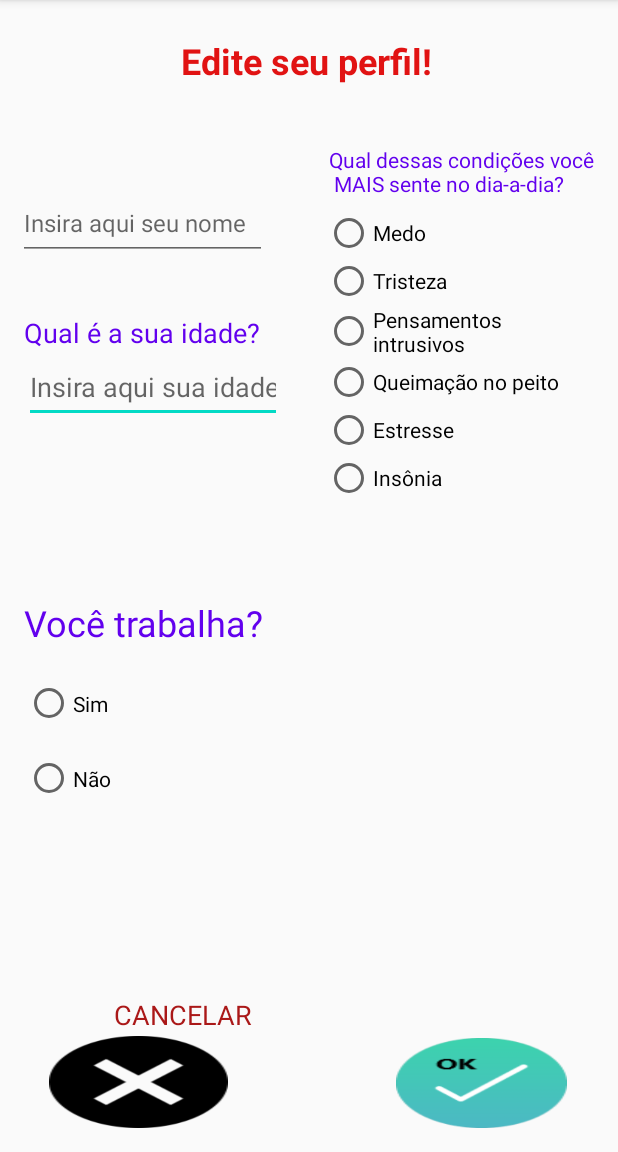
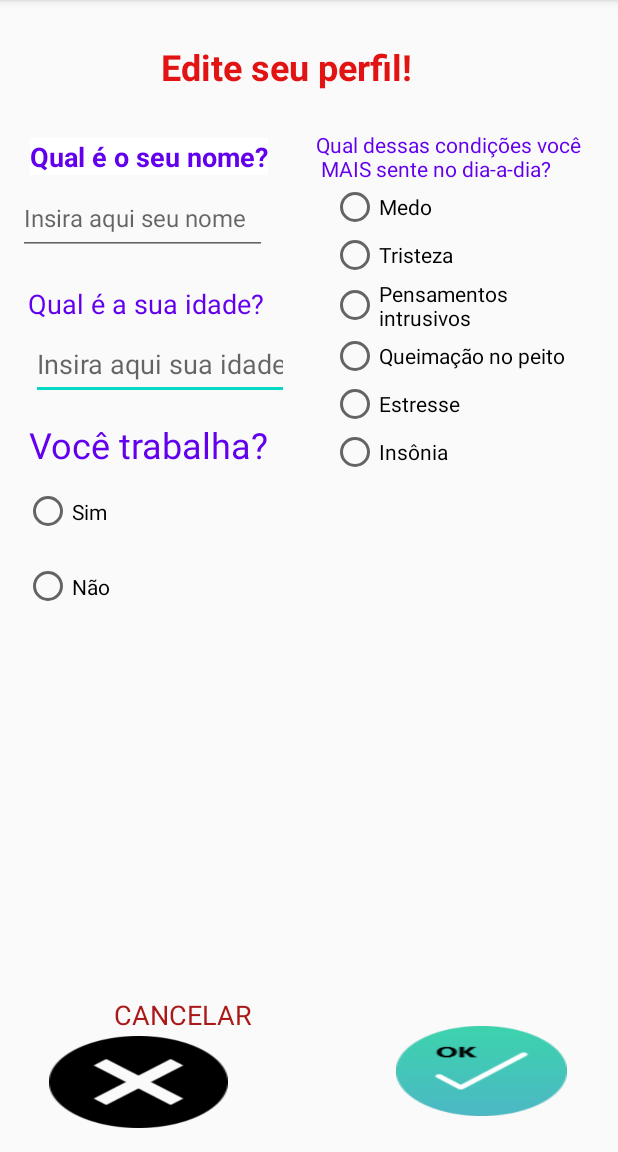
Before and after one commit to arturtres3/Apoio-Psicologico-IHC, an Android app: the EditProfile screen opened directly, with no data from a screen before it, on a phone screen of 412 x 824 dp, the part 84-1236 px from its top. Run offline under Robolectric (Android 15) with nearby library versions, the phone set to English and light mode, and no system bars.

Commit message:
mudanças de layout para ajustes de posição

```diff
--- a/Quicktest/app/src/main/java/com/example/quicktest/EditProfile.java
+++ b/Quicktest/app/src/main/java/com/example/quicktest/EditProfile.java
@@ -55,12 +55,12 @@ public class EditProfile extends AppCompatActivity {
 
 
     public void howManyHoursWork(View view){
-        final float HOWMANYHOURS_TEXTSIZE = 20;
+        final float HOWMANYHOURS_TEXTSIZE = 18;
 
         if(!howManyHoursOpen) {
             final LinearLayout linearLayout = (LinearLayout) findViewById(R.id.linear_layout);
             TextView howManyHoursText = new TextView(EditProfile.this);
-            howManyHoursText.setText("Tudo bem, mas quantas horas por dia de trabalho?");
+            howManyHoursText.setText("Quantas horas por dia de trabalho?");
             howManyHoursText.setTextSize(HOWMANYHOURS_TEXTSIZE);
             howManyHoursText.setTextColor(getResources().getColor(R.color.colorPrimary));
 
--- a/Quicktest/app/src/main/res/layout/activity_edit_profile.xml
+++ b/Quicktest/app/src/main/res/layout/activity_edit_profile.xml
@@ -11,13 +11,19 @@
         android:id="@+id/ageText"
         android:layout_width="172dp"
         android:layout_height="48dp"
-        android:layout_marginStart="16dp"
-        android:layout_marginLeft="16dp"
+        android:layout_marginStart="30dp"
+        android:layout_marginLeft="30dp"
+        android:layout_marginTop="2dp"
+        android:layout_marginEnd="10dp"
+        android:layout_marginRight="10dp"
+        android:layout_marginBottom="13dp"
         android:clickable="false"
         android:ems="10"
         android:hint="Insira aqui sua idade"
         android:inputType="numberPassword"
         android:textSize="18sp"
+        app:layout_constraintBottom_toTopOf="@+id/textView32"
+        app:layout_constraintEnd_toStartOf="@+id/conditionRadioGroup"
         app:layout_constraintStart_toStartOf="parent"
         app:layout_constraintTop_toBottomOf="@+id/textView31" />
 
@@ -27,7 +33,7 @@
         android:layout_height="43dp"
         android:layout_marginStart="107dp"
         android:layout_marginLeft="107dp"
-        android:layout_marginTop="24dp"
+        android:layout_marginTop="28dp"
         android:layout_marginEnd="107dp"
         android:layout_marginRight="107dp"
         android:text="Edite seu perfil!"
@@ -35,7 +41,7 @@
         android:textSize="24sp"
         android:textStyle="bold"
         app:layout_constraintEnd_toEndOf="parent"
-        app:layout_constraintHorizontal_bias="0.481"
+        app:layout_constraintHorizontal_bias="0.0"
         app:layout_constraintStart_toStartOf="parent"
         app:layout_constraintTop_toTopOf="parent" />
 
@@ -43,14 +49,15 @@
         android:id="@+id/textView32"
         android:layout_width="wrap_content"
         android:layout_height="wrap_content"
-        android:layout_marginStart="16dp"
-        android:layout_marginLeft="16dp"
-        android:layout_marginTop="140dp"
-        android:layout_marginBottom="7dp"
+        android:layout_marginStart="20dp"
+        android:layout_marginLeft="20dp"
+        android:layout_marginTop="13dp"
+        android:layout_marginEnd="42dp"
+        android:layout_marginRight="42dp"
         android:text="Você trabalha?"
         android:textColor="@color/colorPrimary"
         android:textSize="24sp"
-        app:layout_constraintBottom_toTopOf="@+id/radioGroup"
+        app:layout_constraintEnd_toStartOf="@+id/conditionRadioGroup"
         app:layout_constraintStart_toStartOf="parent"
         app:layout_constraintTop_toBottomOf="@+id/ageText" />
 
@@ -60,12 +67,7 @@
         android:layout_height="106dp"
         android:layout_marginStart="16dp"
         android:layout_marginLeft="16dp"
-        android:layout_marginTop="7dp"
-        android:layout_marginEnd="86dp"
-        android:layout_marginRight="86dp"
-        android:layout_marginBottom="136dp"
-        app:layout_constraintBottom_toTopOf="@+id/textView35"
-        app:layout_constraintEnd_toStartOf="@+id/linear_layout"
+        android:layout_marginTop="5dp"
         app:layout_constraintStart_toStartOf="parent"
         app:layout_constraintTop_toBottomOf="@+id/textView32">
 
@@ -90,31 +92,35 @@
 
     <LinearLayout
         android:id="@+id/linear_layout"
-        android:layout_width="166dp"
-        android:layout_height="222dp"
-        android:layout_marginStart="39dp"
-        android:layout_marginLeft="39dp"
-        android:layout_marginTop="20dp"
+        android:layout_width="167dp"
+        android:layout_height="190dp"
+        android:layout_marginStart="86dp"
+        android:layout_marginLeft="86dp"
+        android:layout_marginTop="75dp"
         android:layout_marginEnd="32dp"
         android:layout_marginRight="32dp"
-        android:layout_marginBottom="15dp"
+        android:layout_marginBottom="2dp"
         android:orientation="vertical"
         app:layout_constraintBottom_toTopOf="@+id/button6"
         app:layout_constraintEnd_toEndOf="parent"
-        app:layout_constraintStart_toEndOf="@+id/textView32"
+        app:layout_constraintStart_toEndOf="@+id/radioGroup"
         app:layout_constraintTop_toBottomOf="@+id/conditionRadioGroup"></LinearLayout>
 
     <TextView
         android:id="@+id/textView31"
         android:layout_width="wrap_content"
         android:layout_height="wrap_content"
-        android:layout_marginStart="16dp"
-        android:layout_marginLeft="16dp"
-        android:layout_marginTop="36dp"
+        android:layout_marginStart="20dp"
+        android:layout_marginLeft="20dp"
+        android:layout_marginTop="10dp"
+        android:layout_marginEnd="46dp"
+        android:layout_marginRight="46dp"
+        android:layout_marginBottom="2dp"
         android:text="Qual é a sua idade?"
         android:textColor="@color/colorPrimary"
         android:textSize="18sp"
         app:layout_constraintBottom_toTopOf="@+id/ageText"
+        app:layout_constraintEnd_toStartOf="@+id/conditionRadioGroup"
         app:layout_constraintStart_toStartOf="parent"
         app:layout_constraintTop_toBottomOf="@+id/nameText" />
 
@@ -126,7 +132,7 @@
         android:layout_marginLeft="56dp"
         android:layout_marginEnd="82dp"
         android:layout_marginRight="82dp"
-        android:layout_marginBottom="16dp"
+        android:layout_marginBottom="24dp"
         android:background="@drawable/success2"
         android:onClick="checkProfileInformation"
         app:layout_constraintBottom_toBottomOf="parent"
@@ -153,22 +159,21 @@
         android:id="@+id/textView33"
         android:layout_width="wrap_content"
         android:layout_height="wrap_content"
-        android:layout_marginStart="8dp"
-        android:layout_marginLeft="8dp"
-        android:layout_marginTop="32dp"
-        android:layout_marginEnd="38dp"
-        android:layout_marginRight="38dp"
-        android:layout_marginBottom="3dp"
+        android:layout_marginStart="30dp"
+        android:layout_marginLeft="30dp"
+        android:layout_marginTop="92dp"
+        android:layout_marginEnd="41dp"
+        android:layout_marginRight="41dp"
+        android:layout_marginBottom="2dp"
         android:background="#FFFFFF"
         android:text="Qual é o seu nome?"
         android:textColor="@color/colorPrimary"
         android:textSize="18sp"
         android:textStyle="bold"
         app:layout_constraintBottom_toTopOf="@+id/nameText"
-        app:layout_constraintEnd_toStartOf="@+id/textView32"
-        app:layout_constraintHorizontal_bias="0.0"
+        app:layout_constraintEnd_toStartOf="@+id/textView34"
         app:layout_constraintStart_toStartOf="parent"
-        app:layout_constraintTop_toBottomOf="@+id/textView30" />
+        app:layout_constraintTop_toTopOf="parent" />
 
     <EditText
         android:id="@+id/nameText"
@@ -176,22 +181,29 @@
         android:layout_height="49dp"
         android:layout_marginStart="12dp"
         android:layout_marginLeft="12dp"
-        android:layout_marginTop="3dp"
+        android:layout_marginTop="2dp"
+        android:layout_marginEnd="42dp"
+        android:layout_marginRight="42dp"
+        android:layout_marginBottom="10dp"
         android:ems="10"
         android:hint="Insira aqui seu nome"
         android:inputType="textPersonName"
         android:textSize="16sp"
+        app:layout_constraintBottom_toTopOf="@+id/textView31"
+        app:layout_constraintEnd_toStartOf="@+id/conditionRadioGroup"
         app:layout_constraintStart_toStartOf="parent"
         app:layout_constraintTop_toBottomOf="@+id/textView33" />
 
     <RadioGroup
         android:id="@+id/conditionRadioGroup"
-        android:layout_width="163dp"
-        android:layout_height="245dp"
-        android:layout_marginTop="7dp"
+        android:layout_width="169dp"
+        android:layout_height="203dp"
+        android:layout_marginStart="18dp"
+        android:layout_marginLeft="18dp"
         android:layout_marginEnd="32dp"
         android:layout_marginRight="32dp"
         app:layout_constraintEnd_toEndOf="parent"
+        app:layout_constraintStart_toEndOf="@+id/ageText"
         app:layout_constraintTop_toBottomOf="@+id/textView34">
 
         <RadioButton
@@ -235,14 +247,17 @@
         android:id="@+id/textView34"
         android:layout_width="wrap_content"
         android:layout_height="wrap_content"
-        android:layout_marginTop="29dp"
-        android:layout_marginEnd="16dp"
-        android:layout_marginRight="16dp"
-        android:layout_marginBottom="7dp"
+        android:layout_marginStart="37dp"
+        android:layout_marginLeft="37dp"
+        android:layout_marginTop="15dp"
+        android:layout_marginEnd="30dp"
+        android:layout_marginRight="30dp"
+        android:layout_marginBottom="8dp"
         android:text="Qual dessas condições você\n MAIS sente no dia-a-dia?"
         android:textColor="@color/colorPrimary"
         app:layout_constraintBottom_toTopOf="@+id/conditionRadioGroup"
         app:layout_constraintEnd_toEndOf="parent"
+        app:layout_constraintStart_toEndOf="@+id/nameText"
         app:layout_constraintTop_toBottomOf="@+id/textView30" />
 
     <TextView
```
Also changed, not shown: Quicktest/app/src/main/res/layout/activity_help_now_first_page.xml (+24 -18 lines), Quicktest/app/src/main/res/layout/activity_main.xml (+26 -10 lines), Quicktest/app/src/main/res/layout/activity_relax_exercise.xml (+16 -22 lines).
